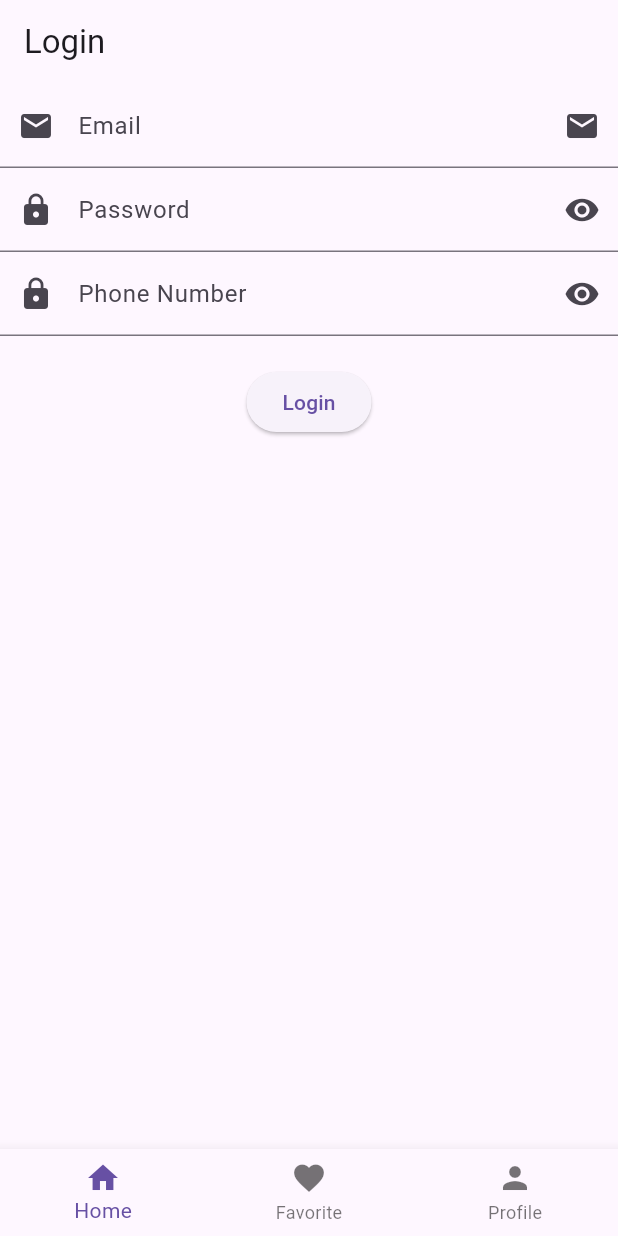
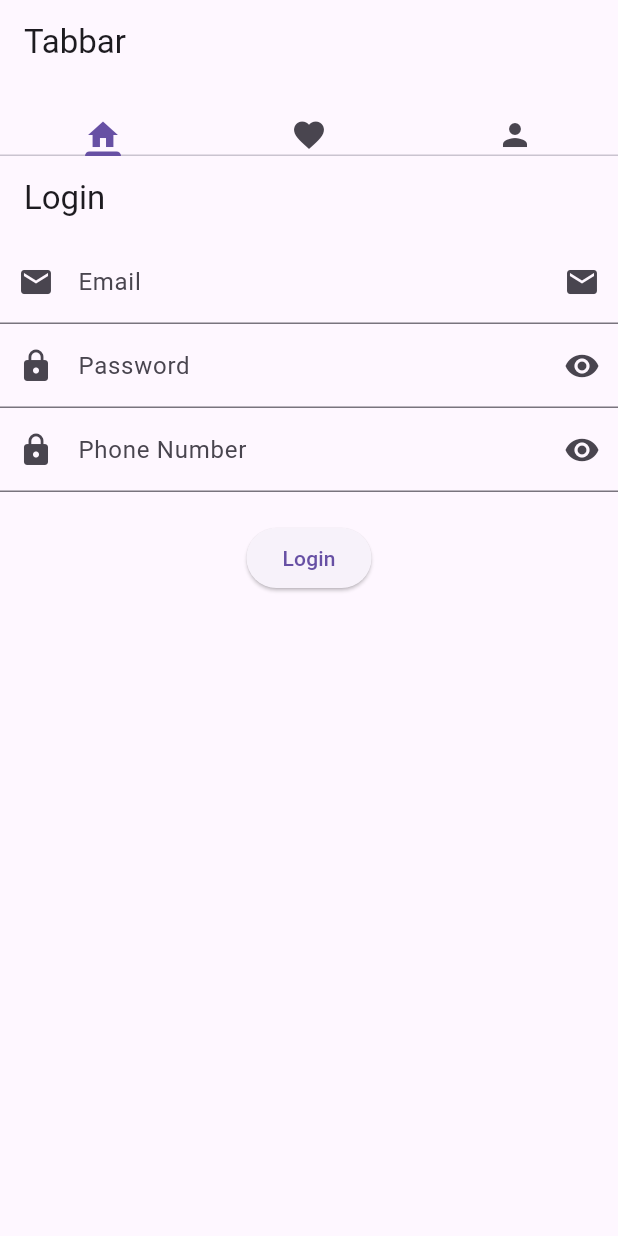
Before and after one commit to MuhammadAliKust/UsamaProject, a Flutter app: the screen it shows after launch, on a phone screen of 412 x 824 dp. Run offline on Flutter 3.47's test engine with Material 3 defaults, Android fonts, the phone set to English and light mode, and no system bars; our stand-ins replace smooth_page_indicator.

Commit message:
Tabbar View Done

```diff
--- a/lib/bottom_bar.dart
+++ b/lib/bottom_bar.dart
@@ -15,30 +15,28 @@ class BottomBarView extends StatefulWidget {
 class _BottomBarViewState extends State<BottomBarView> {
   int selectedIndex = 0;
 
-
   List<Widget> screenList = [
     LoginView(),
-    ImageViewDemo(),
+    const ImageViewDemo(),
     DynamicListView(),
   ];
 
   @override
   Widget build(BuildContext context) {
     return Scaffold(
-
       body: screenList.elementAt(selectedIndex),
-
       bottomNavigationBar: BottomNavigationBar(
         onTap: (val) {
           selectedIndex = val;
           setState(() {});
         },
         currentIndex: selectedIndex,
-        items: [
+        items: const [
           BottomNavigationBarItem(icon: Icon(Icons.home), label: 'Home'),
           BottomNavigationBarItem(
               icon: Icon(Icons.favorite), label: 'Favorite'),
-          BottomNavigationBarItem(icon: Icon(Icons.person), label: 'Profile'),
+          BottomNavigationBarItem(
+              icon: Icon(Icons.person), label: 'Profile'),
         ],
       ),
     );
--- a/lib/main.dart
+++ b/lib/main.dart
@@ -5,6 +5,7 @@ import 'package:usama_project/gride_view_builder.dart';
 import 'package:usama_project/list_view_builder.dart';
 import 'package:usama_project/multiple_selection.dart';
 import 'package:usama_project/page_view_demo.dart';
+import 'package:usama_project/tabbar_view.dart';
 
 import 'login_view.dart';
 
@@ -18,7 +19,7 @@ class MyApp extends StatelessWidget {
   @override
   Widget build(BuildContext context) {
     return const MaterialApp(
-      home: BottomBarView(),
+      home: TabbarViewDemo(),
     );
   }
 }
--- /dev/null
+++ b/lib/tabbar_view.dart
@@ -0,0 +1,33 @@
+import 'package:flutter/material.dart';
+import 'package:usama_project/dynamic_list_view.dart';
+import 'package:usama_project/image.dart';
+import 'package:usama_project/login_view.dart';
+
+class TabbarViewDemo extends StatelessWidget {
+  const TabbarViewDemo({super.key});
+
+  @override
+  Widget build(BuildContext context) {
+    return DefaultTabController(
+        length: 3,
+        child: Scaffold(
+          appBar: AppBar(
+            title: Text("Tabbar"),
+            bottom: TabBar(
+              tabs: [
+                Icon(Icons.home),
+                Icon(Icons.favorite),
+                Icon(Icons.person),
+              ],
+            ),
+          ),
+          body: TabBarView(
+            children: [
+              LoginView(),
+              ImageViewDemo(),
+              DynamicListView(),
+            ],
+          ),
+        ));
+  }
+}
```
Also changed, not shown: lib/models/task.dart (added).
